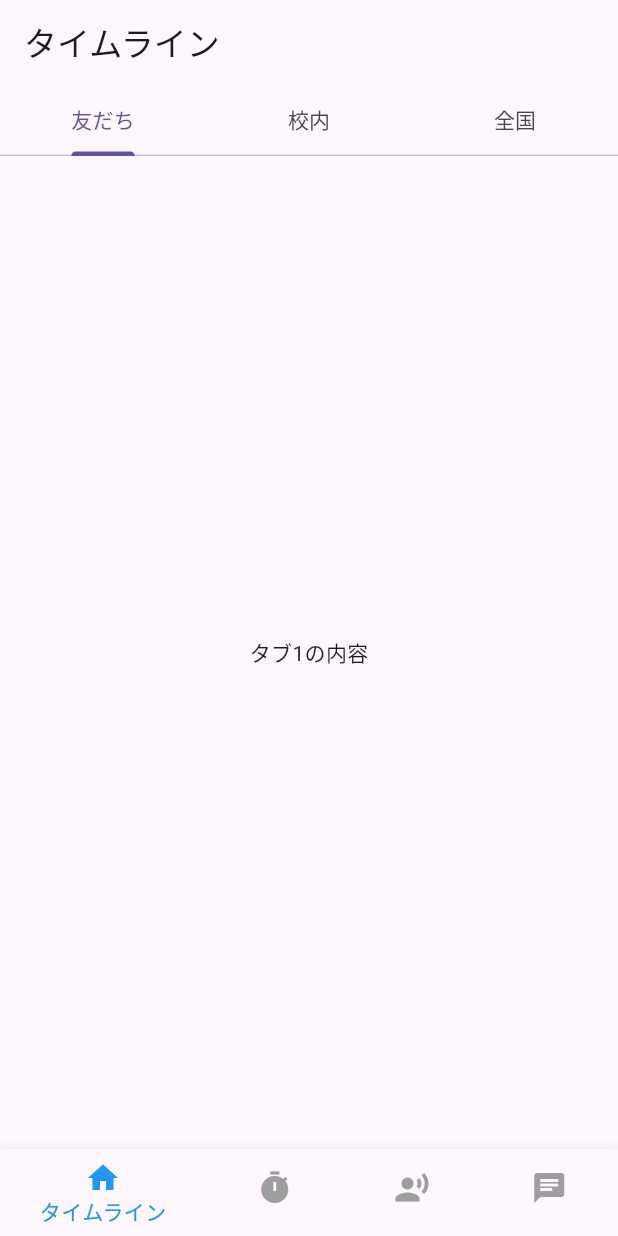
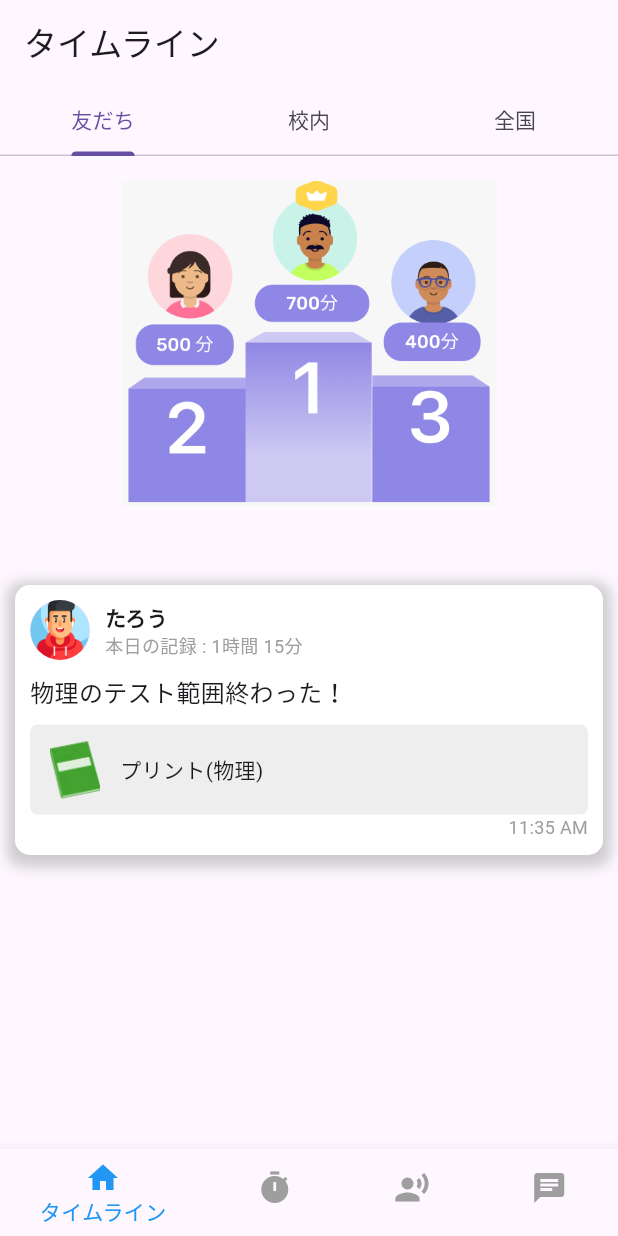
Before and after one commit to east-kite/co_study, a Flutter app: the screen it shows after launch, on a phone screen of 412 x 824 dp. Run offline on Flutter 3.47's test engine with Material 3 defaults, Android fonts, the phone set to English and light mode, and no system bars.

Commit message:
add timeline content

```diff
--- a/lib/widgets/timeline_page.dart
+++ b/lib/widgets/timeline_page.dart
@@ -5,35 +5,123 @@ class TimelinePage extends StatelessWidget {
   Widget build(BuildContext context) {
     return Scaffold(
       appBar: AppBar(
-        title: Text('タイムライン'), // ここにグループ名を動的に設定する必要があります
+        title: const Text('タイムライン'),
       ),
       body: DefaultTabController(
         length: 3, // タブの数
         child: Column(
           children: <Widget>[
-            TabBar(
+            const TabBar(
               tabs: [Tab(text: '友だち'), Tab(text: "校内"), Tab(text: "全国")],
             ),
             Expanded(
               child: TabBarView(
                 children: [
                   // 友だち
-                  Container(
-                    child: Center(
-                      child: Text('タブ1の内容'),
+                  Center(
+                    child: Column(
+                      children: [
+                        Image.asset(
+                          'images/ranking.png',
+                          width: 250,
+                          height: 250,
+                        ),
+                        const SizedBox(height: 16.0),
+                        Container(
+                          margin: const EdgeInsets.symmetric(
+                              vertical: 20, horizontal: 10),
+                          padding: const EdgeInsets.all(10),
+                          decoration: BoxDecoration(
+                            color: Colors.white,
+                            borderRadius: BorderRadius.circular(10),
+                            boxShadow: [
+                              BoxShadow(
+                                color: Colors.grey.withOpacity(0.5),
+                                spreadRadius: 5,
+                                blurRadius: 7,
+                                offset: const Offset(0, 3),
+                              ),
+                            ],
+                          ),
+                          child: Column(
+                            crossAxisAlignment: CrossAxisAlignment.start,
+                            children: <Widget>[
+                              const Row(
+                                children: <Widget>[
+                                  CircleAvatar(
+                                    backgroundImage:
+                                        AssetImage('images/avatar1.png'),
+                                    radius: 20,
+                                  ),
+                                  SizedBox(width: 10),
+                                  Column(
+                                    crossAxisAlignment:
+                                        CrossAxisAlignment.start,
+                                    children: <Widget>[
+                                      Text(
+                                        'たろう',
+                                        style: TextStyle(
+                                          fontWeight: FontWeight.bold,
+                                        ),
+                                      ),
+                                      Text(
+                                        '本日の記録 : 1時間 15分',
+                                        style: TextStyle(
+                                          color: Colors.grey,
+                                          fontSize: 12,
+                                        ),
+                                      ),
+                                    ],
+                                  ),
+                                ],
+                              ),
+                              const SizedBox(height: 10),
+                              const Text(
+                                '物理のテスト範囲終わった！',
+                                style: TextStyle(fontSize: 16),
+                              ),
+                              const SizedBox(height: 10),
+                              Container(
+                                padding: const EdgeInsets.all(10),
+                                decoration: BoxDecoration(
+                                  color: Colors.grey[200],
+                                  borderRadius: BorderRadius.circular(5),
+                                ),
+                                child: Row(
+                                  children: <Widget>[
+                                    Image.asset(
+                                      'images/book.png',
+                                      width: 40,
+                                      height: 40,
+                                    ),
+                                    const SizedBox(width: 10),
+                                    const Text('プリント(物理)'),
+                                  ],
+                                ),
+                              ),
+                              const Align(
+                                alignment: Alignment.bottomRight,
+                                child: Text(
+                                  '11:35 AM',
+                                  style: TextStyle(
+                                    color: Colors.grey,
+                                    fontSize: 12,
+                                  ),
+                                ),
+                              ),
+                            ],
+                          ),
+                        ),
+                      ],
                     ),
                   ),
                   // 校内
-                  Container(
-                    child: Center(
-                      child: Text('タブ2の内容'),
-                    ),
+                  const Center(
+                    child: Text('タブ2の内容'),
                   ),
                   // 全国
-                  Container(
-                    child: Center(
-                      child: Text('タブ3の内容'),
-                    ),
+                  const Center(
+                    child: Text('タブ3の内容'),
                   ),
                 ],
               ),
```
Also changed, not shown: images/book.png (added), images/ranking.png (added).
